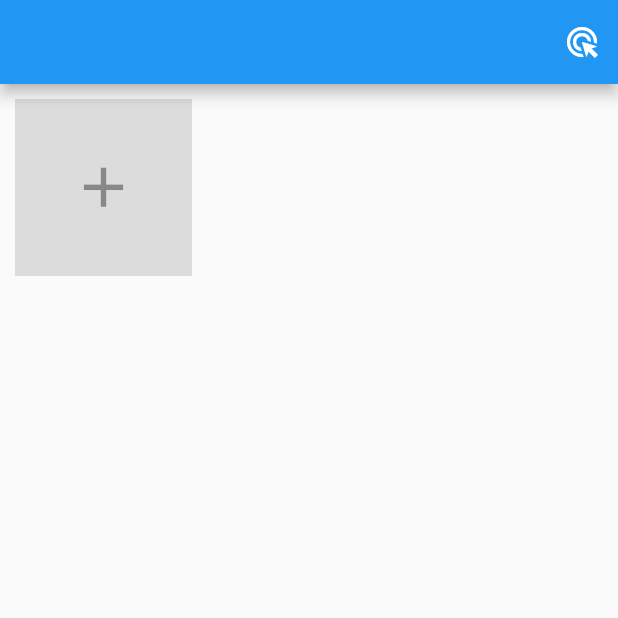
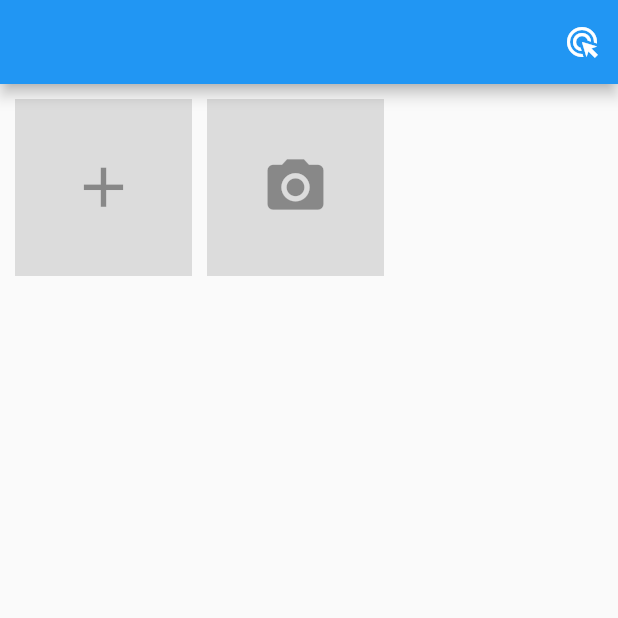
Before and after one commit to Luckyduck233/wechat_moments, a Flutter app: the screen it shows after launch, on a phone screen of 412 x 824 dp, the top half of it. Run offline on Flutter 3.47's test engine with Material 2 defaults, Android fonts, the light colour scheme and no system bars; our stand-ins replace extended_image; missing offline and left inert: wechat_assets_picker, wechat_camera_picker.

Commit message:
添加录像功能

```diff
--- a/lib/pages/post.dart
+++ b/lib/pages/post.dart
@@ -1,6 +1,7 @@
 import 'package:flutter/material.dart';
 import 'package:flutter/widgets.dart';
 import 'package:wechat_assets_picker/wechat_assets_picker.dart';
+import 'package:wechat_camera_picker/wechat_camera_picker.dart';
 import 'package:wechat_moments/utils/config.dart';
 import 'package:wechat_moments/widgets/gallery.dart';
 
@@ -44,7 +45,8 @@ class _PostEditPageState extends State<PostEditPage> {
                 _buildPhotoItem(asset, imageSize),
               //加入图片末尾的按钮
               if (selectedAssets.length < maxAssets)
-                _buildAddImageButton(context, imageSize)
+                _buildAddImageButton(context, imageSize),
+              _buildTakeImageButton(context, imageSize)
             ],
           );
         },
@@ -83,6 +85,38 @@ class _PostEditPageState extends State<PostEditPage> {
         color: Colors.black12,
         child: Icon(
           Icons.add,
+          size: 45,
+          color: Colors.black38,
+        ),
+      ),
+    );
+  }
+
+  /// 缩略图末尾拍摄按钮
+  Widget _buildTakeImageButton(BuildContext context, double imageSize) {
+    return GestureDetector(
+      onTap: () async {
+        final AssetEntity? result = await CameraPicker.pickFromCamera(
+          context,
+          pickerConfig: const CameraPickerConfig(
+          // 选择器是否可以录像
+            enableRecording: true,
+          ),
+        );
+
+        if (result != null) {
+          print("${result.relativePath}");
+          setState(() {
+            selectedAssets.add(result);
+          });
+        }
+      },
+      child: Container(
+        width: imageSize,
+        height: imageSize,
+        color: Colors.black12,
+        child: Icon(
+          Icons.photo_camera,
           size: 45,
           color: Colors.black38,
         ),
@@ -130,7 +164,7 @@ class _PostEditPageState extends State<PostEditPage> {
       onDragCompleted: () {
         print("onDragStarted-${asset.id}");
       },
-        // 当拖放对象未被DragTarget接受而被拖放时调用
+      // 当拖放对象未被DragTarget接受而被拖放时调用
       onDraggableCanceled: (Velocity velocity, Offset offset) {
         setState(() {
           isDragNow = false;
@@ -303,8 +337,8 @@ class _PostEditPageState extends State<PostEditPage> {
         actions: [
           IconButton(
             onPressed: () {
-              if(selectedAssets.length>0){
-                for(int i =0;i<selectedAssets.length;i++){
+              if (selectedAssets.length > 0) {
+                for (int i = 0; i < selectedAssets.length; i++) {
                   print("${selectedAssets[i].id}");
                 }
               }
--- a/pubspec.yaml
+++ b/pubspec.yaml
@@ -37,6 +37,9 @@ dependencies:
   cupertino_icons: ^1.0.2
   wechat_assets_picker: ^8.5.0
   extended_image: ^8.0.0
+
+#  相机拍摄
+  wechat_camera_picker: ^3.8.0
 
 dev_dependencies:
   flutter_test:
```
Also changed, not shown: pubspec.lock.
